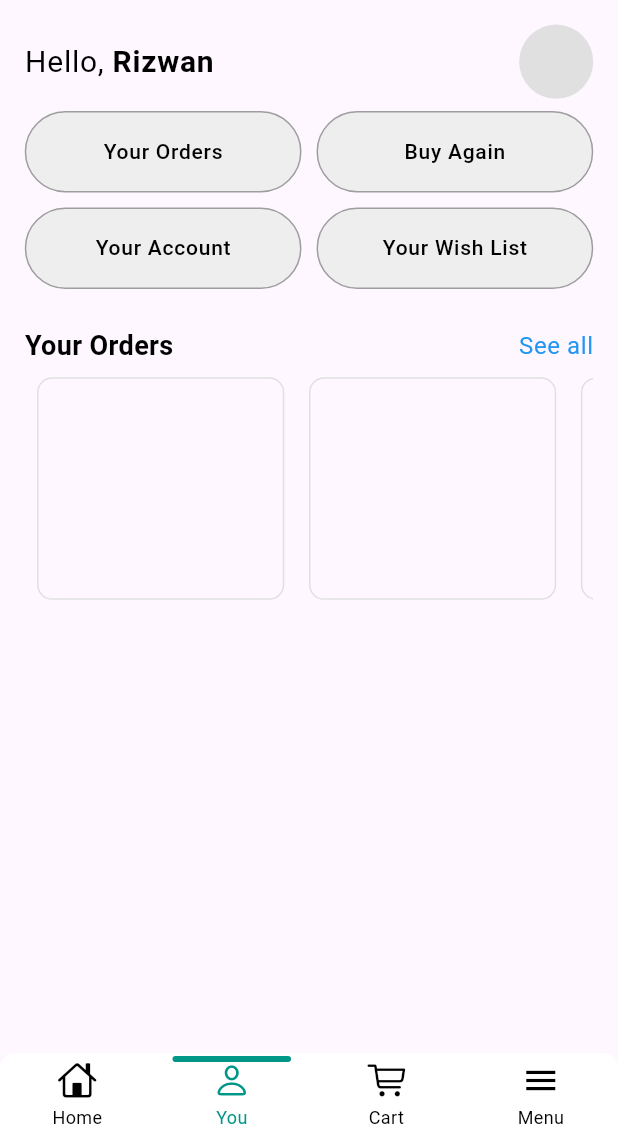
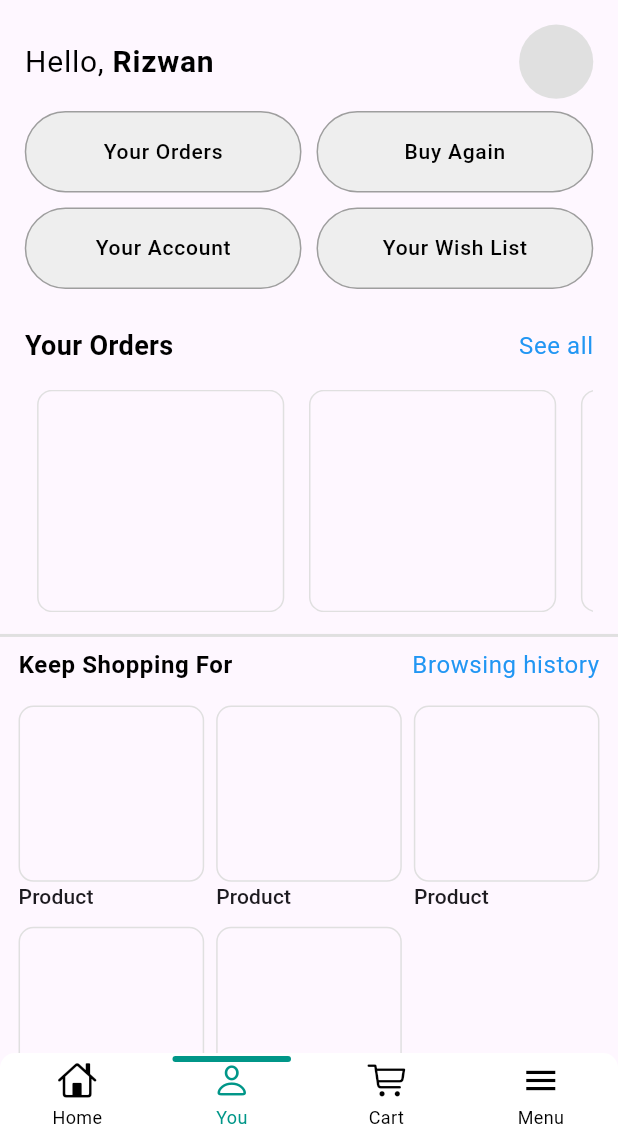
Before and after one commit to Rizwan339/amazon, a Flutter app: the screen it shows after launch, item 2 of the bottom bar chosen, after a tap on "See all", on a phone screen of 412 x 824 dp, the part 99-1236 px from its top. Run offline on Flutter 3.47's test engine with Material 3 defaults, Android fonts, the phone set to English and light mode, and no system bars; drawn by our look-alikes of persistent_bottom_nav_bar_v2; our stand-ins replace carousel_slider, country_picker, firebase_auth, firebase_core, page_transition; accounts and stored records are empty.

Commit message:
ProfileScreen Completed.

```diff
--- a/lib/view/user/profile/profile.dart
+++ b/lib/view/user/profile/profile.dart
@@ -67,7 +67,111 @@ class _ProfileScreenState extends State<ProfileScreen> {
                 CommonFunctions.blankSpace(height * 0.01, 0),
                 ProfileScreenGridButtons(width: width, textTheme: textTheme),
                 CommonFunctions.blankSpace(height * 0.02, 0),
-                Padding(
+                ProfileScreenOrders(
+                    width: width, height: height, textTheme: textTheme),
+                CommonFunctions.blankSpace(height * 0.01, 0),
+                CommonFunctions.divider(),
+                ProfileScreenKeepShoppingWidget(
+                    width: width, height: height, textTheme: textTheme),
+                CommonFunctions.divider(),
+                ProfileScreenBuyAgain(
+                    width: width, height: height, textTheme: textTheme)
+              ],
+            ),
+          ),
+        ),
+      ),
+    );
+  }
+}
+
+class ProfileScreenKeepShoppingWidget extends StatelessWidget {
+  const ProfileScreenKeepShoppingWidget({
+    super.key,
+    required this.width,
+    required this.height,
+    required this.textTheme,
+  });
+
+  final double width;
+  final double height;
+  final TextTheme textTheme;
+
+  @override
+  Widget build(BuildContext context) {
+    return Padding(
+      padding: EdgeInsets.symmetric(
+          horizontal: width * 0.03, vertical: height * 0.01),
+      child: Column(
+        children: [
+          Row(
+            mainAxisAlignment: MainAxisAlignment.spaceBetween,
+            children: [
+              Text(
+                'Keep Shopping For',
+                style:
+                    textTheme.bodySmall!.copyWith(fontWeight: FontWeight.bold),
+              ),
+              InkWell(
+                onTap: () {},
+                child: Text(
+                  'Browsing history',
+                  style: textTheme.bodySmall!.copyWith(color: blue),
+                ),
+              ),
+            ],
+          ),
+          CommonFunctions.blankSpace(height * 0.02, 0),
+          GridView.builder(
+            itemCount: 5,
+            shrinkWrap: true,
+            physics: const PageScrollPhysics(),
+            gridDelegate: const SliverGridDelegateWithFixedCrossAxisCount(
+                crossAxisCount: 3,
+                mainAxisSpacing: 10,
+                crossAxisSpacing: 8,
+                childAspectRatio: 0.9),
+            itemBuilder: (context, index) {
+              return Column(
+                crossAxisAlignment: CrossAxisAlignment.start,
+                children: [
+                  Expanded(
+                    child: Container(
+                      width: width * 0.4,
+                      decoration: BoxDecoration(
+                          border: Border.all(color: greyShade3),
+                          borderRadius: BorderRadius.circular(10)),
+                    ),
+                  ),
+                  Text(
+                    'Product',
+                    style: textTheme.titleSmall,
+                  ),
+                ],
+              );
+            },
+          )
+        ],
+      ),
+    );
+  }
+}
+
+class ProfileScreenBuyAgain extends StatelessWidget {
+  const ProfileScreenBuyAgain({
+    super.key,
+    required this.width,
+    required this.height,
+    required this.textTheme,
+  });
+
+  final double width;
+  final double height;
+  final TextTheme textTheme;
+
+  @override
+  Widget build(BuildContext context) {
+    return Padding(
       padding: EdgeInsets.symmetric(
           horizontal: width * 0.04, vertical: height * 0.01),
       child: Column(
@@ -76,9 +180,9 @@ class _ProfileScreenState extends State<ProfileScreen> {
             mainAxisAlignment: MainAxisAlignment.spaceBetween,
             children: [
               Text(
-                            'Your Orders',
-                            style: textTheme.bodyMedium!
-                                .copyWith(fontWeight: FontWeight.bold),
+                'Buy Again',
+                style:
+                    textTheme.bodyMedium!.copyWith(fontWeight: FontWeight.bold),
               ),
               InkWell(
                 onTap: () {},
@@ -89,17 +193,79 @@ class _ProfileScreenState extends State<ProfileScreen> {
               ),
             ],
           ),
-                      CommonFunctions.blankSpace(height * 0.01, 0),
+          CommonFunctions.blankSpace(height * 0.02, 0),
+          SizedBox(
+            height: height * 0.16,
+            child: ListView.builder(
+              itemCount: 5,
+              shrinkWrap: true,
+              scrollDirection: Axis.horizontal,
+              physics: const PageScrollPhysics(),
+              itemBuilder: (context, index) {
+                return Container(
+                  margin: EdgeInsets.symmetric(horizontal: width * 0.01),
+                  width: height * 0.16,
+                  height: height * 0.16,
+                  decoration: BoxDecoration(
+                      border: Border.all(color: greyShade3),
+                      borderRadius: BorderRadius.circular(10)),
+                );
+              },
+            ),
+          ),
+        ],
+      ),
+    );
+  }
+}
+
+class ProfileScreenOrders extends StatelessWidget {
+  const ProfileScreenOrders({
+    super.key,
+    required this.width,
+    required this.height,
+    required this.textTheme,
+  });
+
+  final double width;
+  final double height;
+  final TextTheme textTheme;
+
+  @override
+  Widget build(BuildContext context) {
+    return Padding(
+      padding: EdgeInsets.symmetric(
+          horizontal: width * 0.04, vertical: height * 0.01),
+      child: Column(
+        children: [
+          Row(
+            mainAxisAlignment: MainAxisAlignment.spaceBetween,
+            children: [
+              Text(
+                'Your Orders',
+                style:
+                    textTheme.bodyMedium!.copyWith(fontWeight: FontWeight.bold),
+              ),
+              InkWell(
+                onTap: () {},
+                child: Text(
+                  'See all',
+                  style: textTheme.bodySmall!.copyWith(color: blue),
+                ),
+              ),
+            ],
+          ),
+          CommonFunctions.blankSpace(height * 0.02, 0),
           SizedBox(
             height: height * 0.18,
             child: ListView.builder(
               itemCount: 5,
               shrinkWrap: true,
               scrollDirection: Axis.horizontal,
+              physics: const PageScrollPhysics(),
               itemBuilder: (context, index) {
                 return Container(
-                              margin: EdgeInsets.symmetric(
-                                  horizontal: width * 0.02),
+                  margin: EdgeInsets.symmetric(horizontal: width * 0.02),
                   width: width * 0.4,
                   decoration: BoxDecoration(
                       border: Border.all(color: greyShade3),
@@ -107,14 +273,8 @@ class _ProfileScreenState extends State<ProfileScreen> {
                 );
               },
             ),
-                      )
+          ),
         ],
-                  ),
-                )
-              ],
-            ),
-          ),
-        ),
       ),
     );
   }
```
Lines whose indentation alone changed are shown as unchanged.
